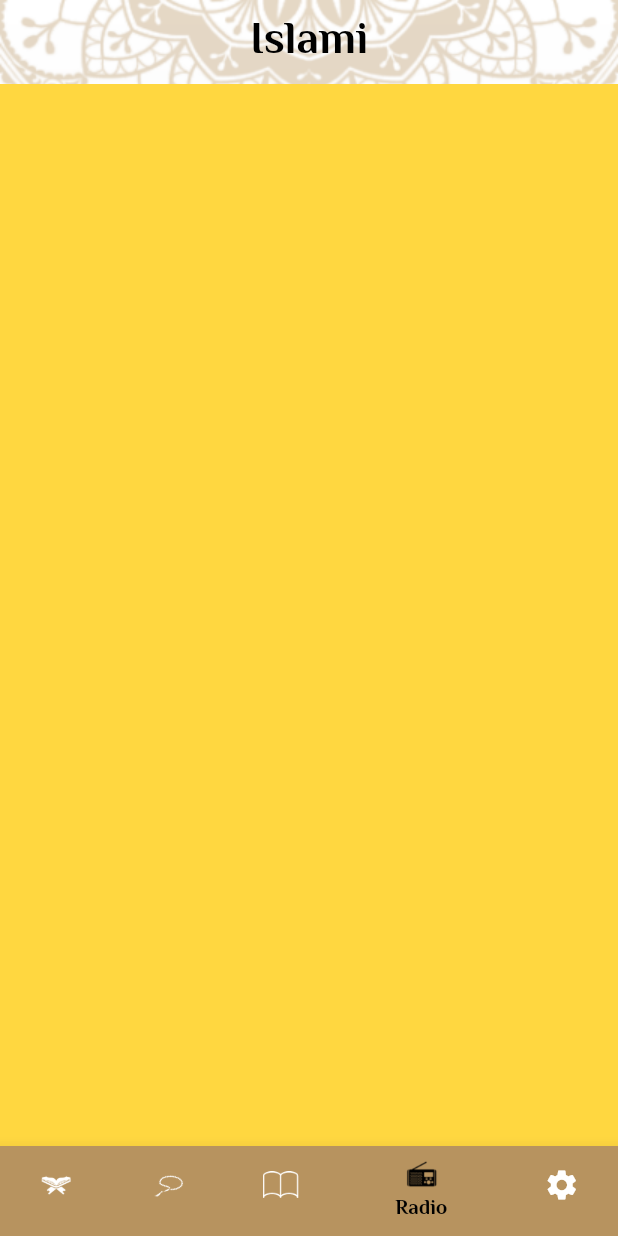
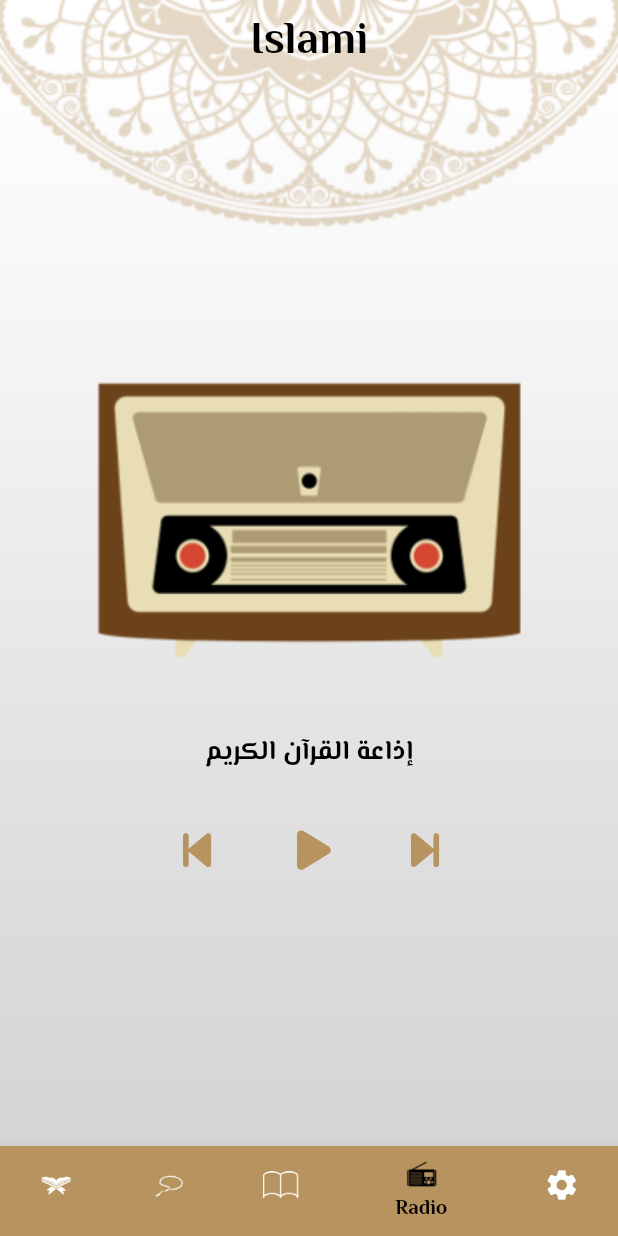
Before and after one commit to mohamedhamouda7897/islami_c8_sunday, a Flutter app: the screen it shows after launch, item 4 of the bottom bar chosen, on a phone screen of 412 x 824 dp. Run offline on Flutter 3.47's test engine with Material 2 defaults, Android fonts, the phone set to English and light mode, and no system bars; our stand-ins replace font_awesome_flutter, google_fonts; generated files the repository leaves out were written again.

Commit message:
add radio page

```diff
--- a/lib/tabs/radio.dart
+++ b/lib/tabs/radio.dart
@@ -1,12 +1,83 @@
 import 'package:flutter/material.dart';
+import 'package:font_awesome_flutter/font_awesome_flutter.dart';
 
-class RadioTab extends StatelessWidget {
+class RadioTab extends StatefulWidget {
   const RadioTab({Key? key}) : super(key: key);
 
   @override
+  State<RadioTab> createState() => _RadioTabState();
+}
+
+class _RadioTabState extends State<RadioTab> {
+  @override
   Widget build(BuildContext context) {
-    return Container(
-      color: Colors.amberAccent,
+    return Column(
+      mainAxisAlignment: MainAxisAlignment.center,
+      crossAxisAlignment: CrossAxisAlignment.center,
+      children: [
+        Image.asset('assets/images/radio_pag.png'),
+        const SizedBox(
+          height: 30,
+        ),
+        Text(
+          'إذاعة القرآن الكريم',
+          style: Theme.of(context).textTheme.bodySmall?.copyWith(
+              color:
+                  Theme.of(context).colorScheme.brightness == Brightness.light
+                      ? Colors.black
+                      : Colors.white),
+        ),
+        const SizedBox(
+          height: 20,
+        ),
+        Row(
+          mainAxisAlignment: MainAxisAlignment.center,
+          children: [
+            IconButton(
+                onPressed: () {},
+                icon: IconButton(
+                  onPressed: () {},
+                  icon: Icon(
+                    FontAwesomeIcons.backwardStep,
+                    color: Theme.of(context).brightness == Brightness.light
+                        ? Theme.of(context).primaryColor
+                        : Theme.of(context).colorScheme.secondary,
+                    size: 30,
+                  ),
+                )),
+            const SizedBox(
+              width: 28,
+            ),
+            IconButton(
+                onPressed: () {},
+                icon: IconButton(
+                  onPressed: () {},
+                  icon: Icon(
+                    FontAwesomeIcons.play,
+                    color: Theme.of(context).brightness == Brightness.light
+                        ? Theme.of(context).primaryColor
+                        : Theme.of(context).colorScheme.secondary,
+                    size: 30,
+                  ),
+                )),
+            const SizedBox(
+              width: 28,
+            ),
+            IconButton(
+                onPressed: () {},
+                icon: IconButton(
+                  onPressed: () {},
+                  icon: Icon(
+                    FontAwesomeIcons.forwardStep,
+                    color: Theme.of(context).brightness == Brightness.light
+                        ? Theme.of(context).primaryColor
+                        : Theme.of(context).colorScheme.secondary,
+                    size: 30,
+                  ),
+                ))
+          ],
+        )
+      ],
     );
   }
 }
--- a/pubspec.yaml
+++ b/pubspec.yaml
@@ -39,6 +39,7 @@ dependencies:
   cupertino_icons: ^1.0.2
   google_fonts: ^4.0.3
   provider: ^6.0.5
+  font_awesome_flutter: ^10.4.0
 
 dev_dependencies:
   flutter_test:
```
Also changed, not shown: pubspec.lock.
